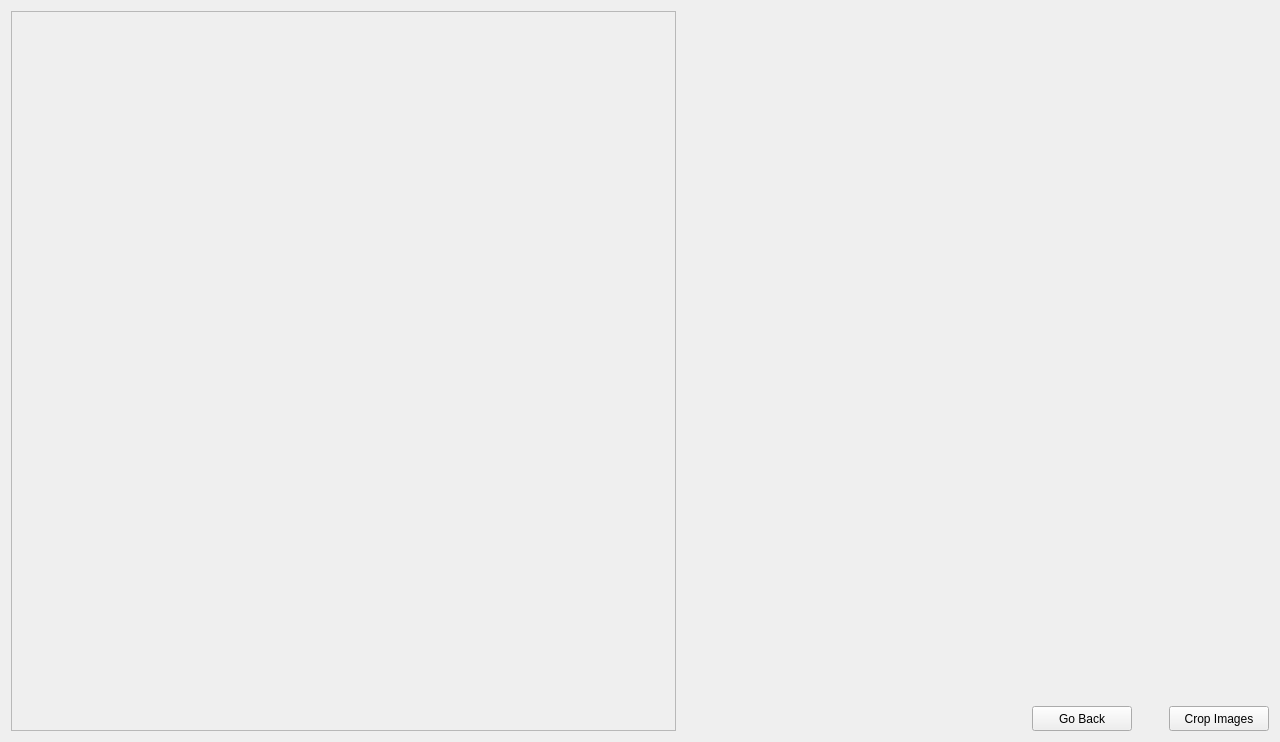
First picture: the form in WatermarkCropper/cropmenu.ui, repository vg16855/Ifunny-Watermark-Cropper, before the edit.
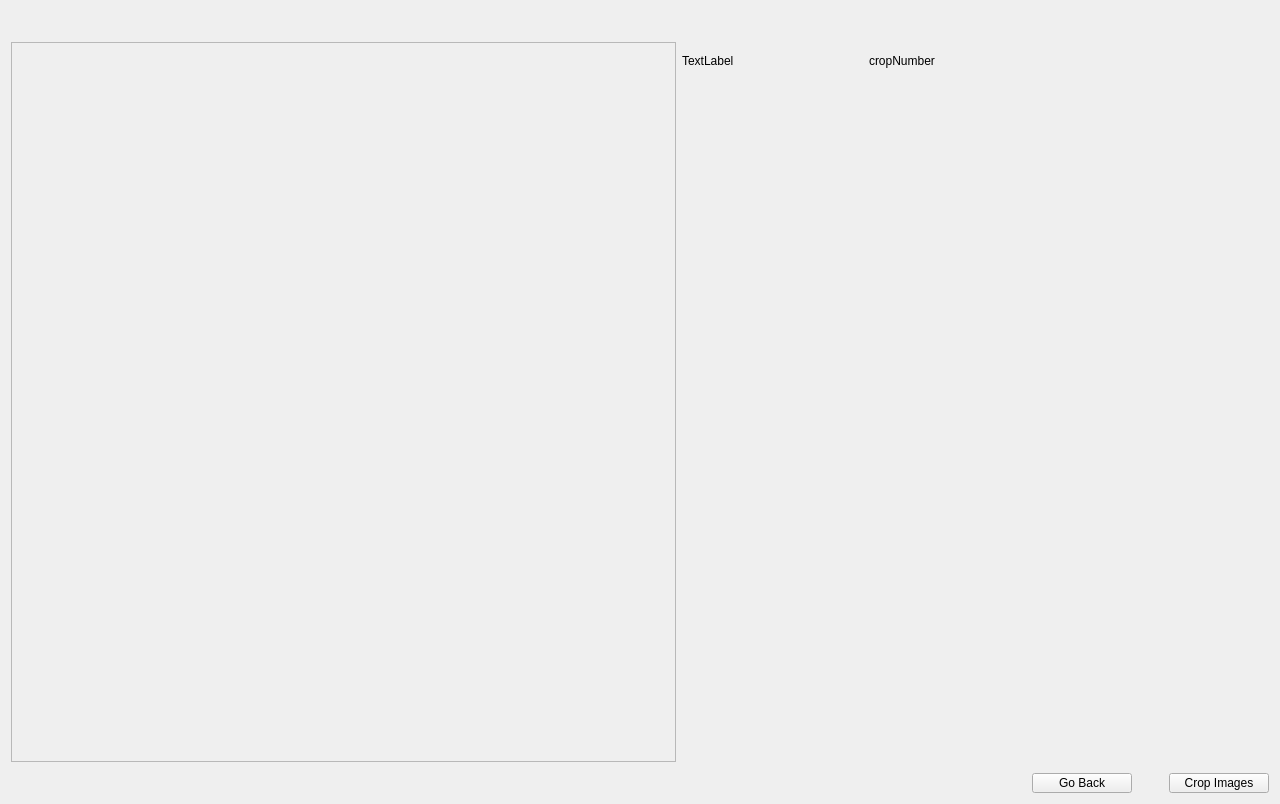
Second picture: the form after the edit.

Diff of the .ui file:
```diff
--- a/WatermarkCropper/cropmenu.ui
+++ b/WatermarkCropper/cropmenu.ui
@@ -7,7 +7,7 @@
     <x>0</x>
     <y>0</y>
     <width>1280</width>
-    <height>738</height>
+    <height>742</height>
    </rect>
   </property>
   <property name="windowTitle">
@@ -17,7 +17,7 @@
    <property name="spacing">
     <number>6</number>
    </property>
-   <item row="0" column="0" rowspan="2">
+   <item row="0" column="0" rowspan="3">
     <widget class="QScrollArea" name="scrollArea">
      <property name="minimumSize">
       <size>
@@ -72,7 +72,7 @@
      </widget>
     </widget>
    </item>
-   <item row="1" column="1">
+   <item row="2" column="1">
     <layout class="QHBoxLayout" name="horizontalLayout_2" stretch="0,0,0">
      <property name="spacing">
       <number>0</number>
@@ -130,13 +130,43 @@
      </item>
     </layout>
    </item>
-   <item row="0" column="1">
-    <widget class="QLabel" name="label">
+   <item row="1" column="1">
+    <widget class="QLabel" name="previewLabel">
+     <property name="minimumSize">
+      <size>
+       <width>0</width>
+       <height>650</height>
+      </size>
+     </property>
      <property name="text">
       <string/>
      </property>
     </widget>
    </item>
+   <item row="0" column="1">
+    <layout class="QHBoxLayout" name="horizontalLayout">
+     <item>
+      <widget class="QLabel" name="imageNumber">
+       <property name="text">
+        <string>TextLabel</string>
+       </property>
+      </widget>
+     </item>
+     <item>
+      <widget class="QLabel" name="cropNumber">
+       <property name="minimumSize">
+        <size>
+         <width>400</width>
+         <height>100</height>
+        </size>
+       </property>
+       <property name="text">
+        <string>cropNumber</string>
+       </property>
+      </widget>
+     </item>
+    </layout>
+   </item>
   </layout>
  </widget>
  <resources/>
```
